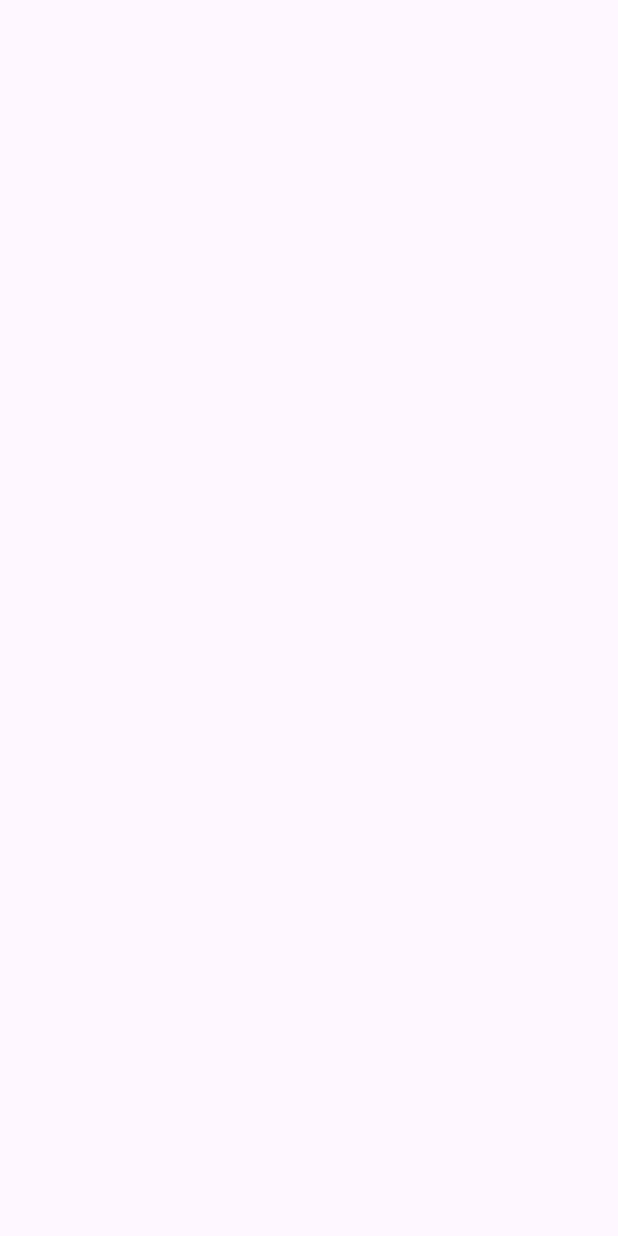
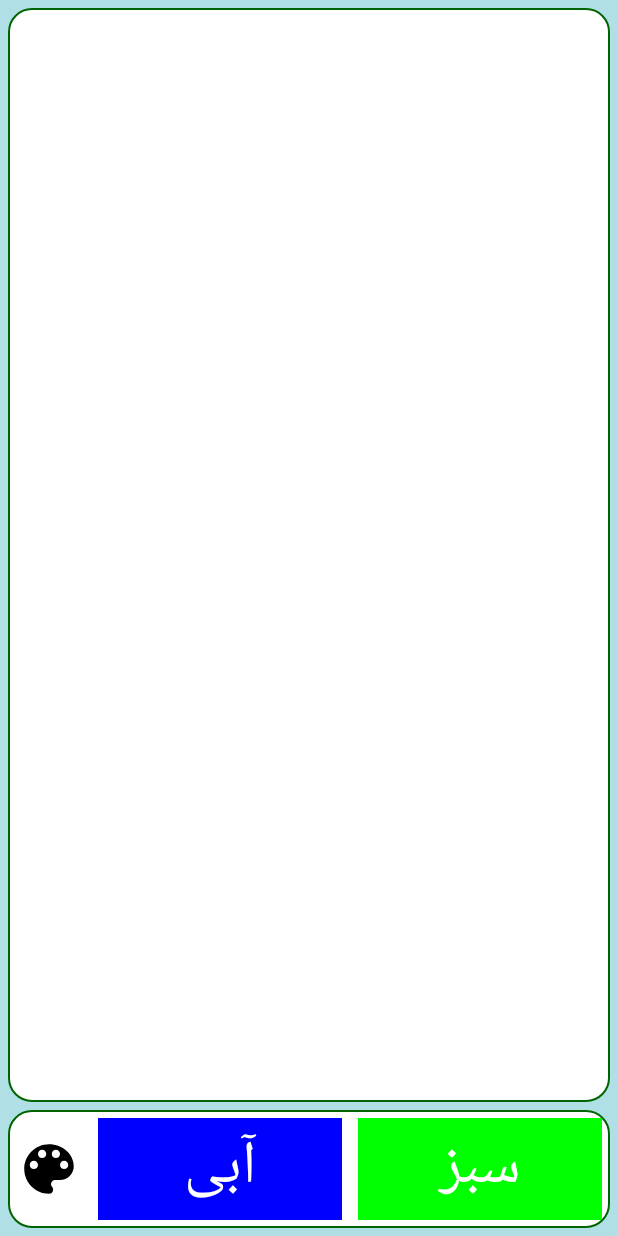
Before and after one commit to mkarshnas8668/KidsCanvas, an Android app: the PaintActivity screen opened directly, with no data from a screen before it, on a phone screen of 412 x 824 dp. Before the commit the screen is empty. Run offline under Robolectric (Android 15) with nearby library versions, the phone set to English and light mode, and no system bars; libraries missing offline, so code that uses them is left out: yuku.ambilwarna.

Commit message:
add widget paintin and select color

```diff
--- a/app/build.gradle.kts
+++ b/app/build.gradle.kts
@@ -49,4 +49,8 @@ dependencies {
     testImplementation(libs.junit)
     androidTestImplementation(libs.androidx.junit)
     androidTestImplementation(libs.androidx.espresso.core)
+
+//    ........... My ..........................
+    implementation("com.github.yukuku:ambilwarna:2.0.1")
+
 }
--- /dev/null
+++ b/app/src/main/java/com/mkarshnas6/karenstudio/kidscanvas/DrawingView.kt
@@ -0,0 +1,72 @@
+package com.mkarshnas6.karenstudio.kidscanvas
+
+import android.content.Context
+import android.graphics.*
+import android.util.AttributeSet
+import android.view.MotionEvent
+import android.view.View
+
+class DrawingView(context: Context, attrs: AttributeSet) : View(context, attrs) {
+
+    private var drawPath: Path = Path()
+    private var drawPaint: Paint = Paint()
+    private var canvasPaint: Paint = Paint(Paint.DITHER_FLAG)
+    private var drawCanvas: Canvas? = null
+    private var canvasBitmap: Bitmap? = null
+
+    init {
+        setupDrawing()
+    }
+
+    private fun setupDrawing() {
+        drawPaint.color = Color.BLACK
+        drawPaint.isAntiAlias = true
+        drawPaint.strokeWidth = 10f
+        drawPaint.style = Paint.Style.STROKE
+        drawPaint.strokeJoin = Paint.Join.ROUND
+        drawPaint.strokeCap = Paint.Cap.ROUND
+    }
+
+    override fun onSizeChanged(w: Int, h: Int, oldW: Int, oldH: Int) {
+        super.onSizeChanged(w, h, oldW, oldH)
+        canvasBitmap = Bitmap.createBitmap(w, h, Bitmap.Config.ARGB_8888)
+        drawCanvas = Canvas(canvasBitmap!!)
+    }
+
+    override fun onDraw(canvas: Canvas) {
+        super.onDraw(canvas)
+        canvas.drawBitmap(canvasBitmap!!, 0f, 0f, canvasPaint)
+        canvas.drawPath(drawPath, drawPaint)
+    }
+
+    override fun onTouchEvent(event: MotionEvent): Boolean {
+        val touchX = event.x
+        val touchY = event.y
+
+        when (event.action) {
+            MotionEvent.ACTION_DOWN -> {
+                drawPath.moveTo(touchX, touchY)
+            }
+
+            MotionEvent.ACTION_MOVE -> {
+                drawPath.lineTo(touchX, touchY)
+            }
+
+            MotionEvent.ACTION_UP -> {
+                drawCanvas?.drawPath(drawPath, drawPaint)
+                drawPath.reset()
+            }
+        }
+        invalidate()
+        return true
+    }
+
+    fun setColor(newColor: Int) {
+        drawPaint.color = newColor
+    }
+
+    fun clearCanvas() {
+        canvasBitmap?.eraseColor(Color.TRANSPARENT)
+        invalidate()
+    }
+}
--- a/app/src/main/java/com/mkarshnas6/karenstudio/kidscanvas/MainActivity.kt
+++ b/app/src/main/java/com/mkarshnas6/karenstudio/kidscanvas/MainActivity.kt
@@ -1,5 +1,6 @@
 package com.mkarshnas6.karenstudio.kidscanvas
 
+import android.content.Intent
 import android.os.Bundle
 import androidx.activity.enableEdgeToEdge
 import androidx.appcompat.app.AppCompatActivity
@@ -20,6 +21,8 @@ class MainActivity : AppCompatActivity() {
         window.statusBarColor = ContextCompat.getColor(this, R.color.dark_green)
         window.navigationBarColor = ContextCompat.getColor(this, R.color.dark_green)
 
+        binding.btnColoring.setOnClickListener { startActivity(Intent(this,ColoringActivity::class.java)) }
+        binding.btnPainting.setOnClickListener { startActivity(Intent(this,PaintActivity::class.java)) }
 
     }
 }
--- a/app/src/main/java/com/mkarshnas6/karenstudio/kidscanvas/PaintActivity.kt
+++ b/app/src/main/java/com/mkarshnas6/karenstudio/kidscanvas/PaintActivity.kt
@@ -1,21 +1,50 @@
 package com.mkarshnas6.karenstudio.kidscanvas
 
+import android.graphics.Color
 import android.os.Bundle
+import android.widget.Toast
 import androidx.activity.enableEdgeToEdge
 import androidx.appcompat.app.AppCompatActivity
 import androidx.core.view.ViewCompat
 import androidx.core.view.WindowInsetsCompat
 import com.mkarshnas6.karenstudio.kidscanvas.databinding.ActivityPaintBinding
+import yuku.ambilwarna.AmbilWarnaDialog
 
 class PaintActivity : AppCompatActivity() {
 
-    private lateinit var binding : ActivityPaintBinding
+    private lateinit var binding: ActivityPaintBinding
+    private var selectedColor: Int = Color.BLACK
 
     override fun onCreate(savedInstanceState: Bundle?) {
         super.onCreate(savedInstanceState)
         binding = ActivityPaintBinding.inflate(layoutInflater)
         setContentView(binding.root)
 
+        binding.btnSelectColor.setOnClickListener { openColorPicker() }
 
     }
+
+    //    .......... dialog for select color .......................
+    private fun openColorPicker() {
+        val colorPicker =
+            AmbilWarnaDialog(this, selectedColor, object : AmbilWarnaDialog.OnAmbilWarnaListener {
+                override fun onCancel(dialog: AmbilWarnaDialog?) {}
+
+                override fun onOk(dialog: AmbilWarnaDialog?, color: Int) {
+                    if (color == Color.WHITE) {
+                        binding.btnSelectColor.setBackgroundColor(getColor(R.color.black))
+                        selectedColor = color
+                        binding.coloringView.setColor(selectedColor)
+                        binding.btnSelectColor.setColorFilter(selectedColor)
+                    } else {
+                        binding.btnSelectColor.setBackgroundColor(getColor(R.color.None))
+                        selectedColor = color
+                        binding.coloringView.setColor(selectedColor)
+                        binding.btnSelectColor.setColorFilter(selectedColor)
+                    }
+                }
+            })
+        colorPicker.show()
+    }
+
 }
--- /dev/null
+++ b/app/src/main/res/drawable/back_view_paintin.xml
@@ -0,0 +1,8 @@
+<?xml version="1.0" encoding="utf-8"?>
+<shape xmlns:android="http://schemas.android.com/apk/res/android">
+
+    <solid android:color="@color/white"/>
+    <stroke android:width="1dp" android:color="@color/dark_green"/>
+    <corners android:radius="15dp"/>
+
+</shape>
--- a/app/src/main/res/layout/activity_main.xml
+++ b/app/src/main/res/layout/activity_main.xml
@@ -33,6 +33,7 @@
         app:layout_constraintTop_toTopOf="parent">
 
         <TextView
+            android:id="@+id/btn_painting"
             android:layout_width="0dp"
             android:layout_height="wrap_content"
             android:layout_margin="5dp"
@@ -49,6 +50,7 @@
             android:textSize="60px" />
 
         <TextView
+            android:id="@+id/btn_coloring"
             android:layout_width="0dp"
             android:layout_height="wrap_content"
             android:layout_margin="5dp"
--- a/app/src/main/res/layout/activity_paint.xml
+++ b/app/src/main/res/layout/activity_paint.xml
@@ -5,6 +5,76 @@
     android:id="@+id/main"
     android:layout_width="match_parent"
     android:layout_height="match_parent"
+    android:background="@color/back_main"
     tools:context=".PaintActivity">
 
+    <!-- FrameLayout to handle zooming and scrolling -->
+    <FrameLayout
+        android:id="@+id/frame_layout"
+        android:layout_width="match_parent"
+        android:layout_height="0dp"
+        android:layout_margin="5dp"
+        app:layout_constraintBottom_toTopOf="@+id/linearLayout"
+        app:layout_constraintStart_toStartOf="parent"
+        app:layout_constraintTop_toTopOf="parent">
+
+        <!-- ColoringView inside the FrameLayout -->
+        <com.mkarshnas6.karenstudio.kidscanvas.DrawingView
+            android:id="@+id/coloring_view"
+            android:layout_width="wrap_content"
+            android:layout_height="wrap_content"
+            android:layout_gravity="center"
+            android:background="@drawable/back_view_paintin"
+            android:scrollbarStyle="insideInset" />
+
+    </FrameLayout>
+
+    <LinearLayout
+        android:id="@+id/linearLayout"
+        android:layout_width="match_parent"
+        android:layout_height="wrap_content"
+        android:layout_margin="5dp"
+        android:background="@drawable/back_view_paintin"
+        android:gravity="center"
+        android:orientation="horizontal"
+        app:layout_constraintBottom_toBottomOf="parent"
+        app:layout_constraintEnd_toEndOf="parent"
+        app:layout_constraintStart_toStartOf="parent">
+
+        <ImageView
+            android:id="@+id/btn_select_color"
+            android:layout_width="wrap_content"
+            android:layout_height="wrap_content"
+            android:layout_margin="5dp"
+            android:layout_marginStart="10dp"
+            android:background="@null"
+            android:gravity="center"
+            android:src="@drawable/ic_color" />
+
+        <TextView
+            android:id="@+id/btn_blue"
+            android:layout_width="0dp"
+            android:layout_height="wrap_content"
+            android:layout_margin="5dp"
+            android:layout_weight="1"
+            android:background="#0000FF"
+            android:gravity="center"
+            android:text="آبی"
+            android:textColor="@color/white"
+            android:textSize="60px" />
+
+        <TextView
+            android:id="@+id/btn_green"
+            android:layout_width="0dp"
+            android:layout_height="wrap_content"
+            android:layout_margin="5dp"
+            android:layout_weight="1"
+            android:background="#00FF00"
+            android:gravity="center"
+            android:text="سبز"
+            android:textColor="@color/white"
+            android:textSize="60px" />
+
+    </LinearLayout>
+
 </androidx.constraintlayout.widget.ConstraintLayout>
--- a/app/src/main/res/values/colors.xml
+++ b/app/src/main/res/values/colors.xml
@@ -35,6 +35,7 @@
     <!-- رنگ‌های اصلی -->
     <color name="black">#FF000000</color>
     <color name="white">#FFFFFFFF</color>
+    <color name="None">#00FFFFFF</color>
     <color name="red">#FFFF0000</color>
     <color name="green">#FF00FF00</color>
     <color name="blue">#FF0000FF</color>
```
